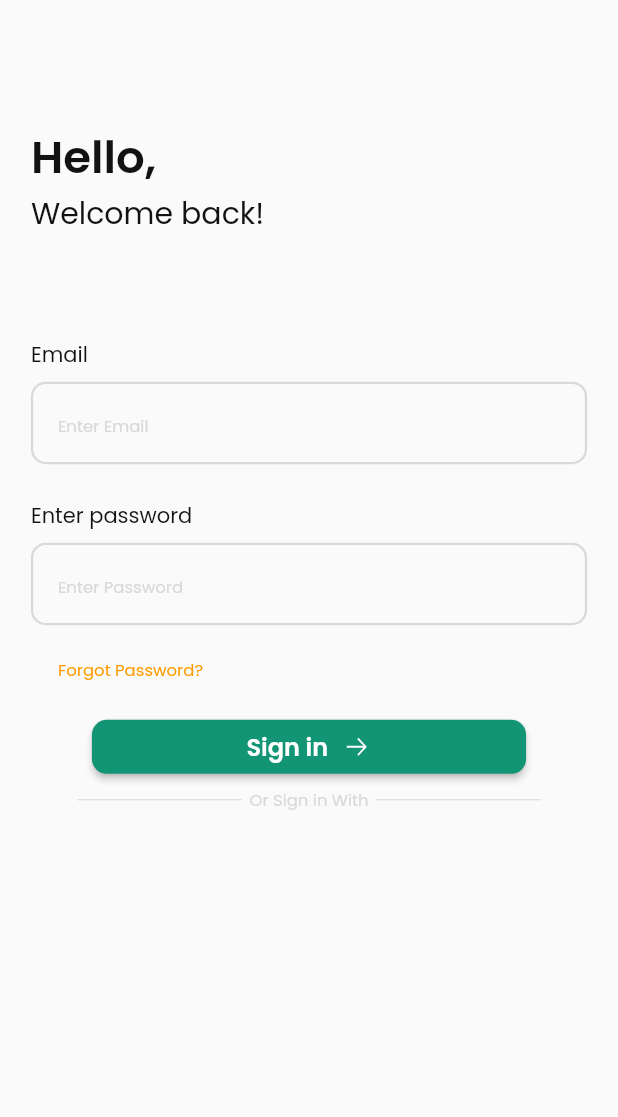
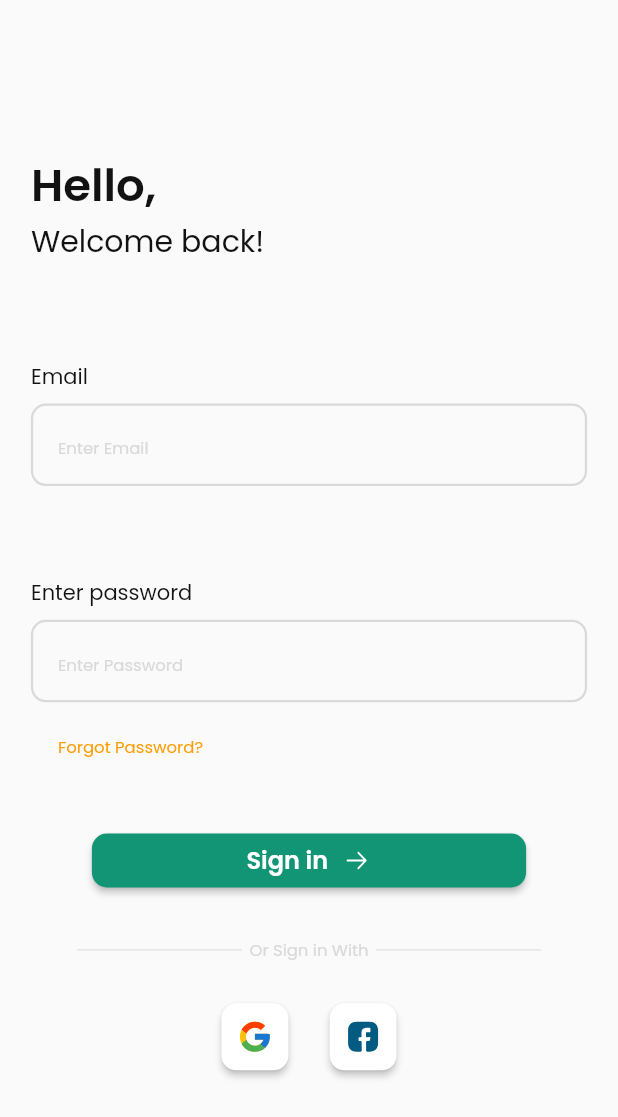
Before and after one commit to n0dustoll3ns/recipe_app, a Flutter app: the screen it shows after launch, after a tap on "Start cooking", on a phone screen of 412 x 824 dp. Shown: the top 1117 px of the screen. Run offline on Flutter 3.47's test engine with Material 2 defaults, Android fonts, the phone set to English and light mode, and no system bars; our stand-ins replace flutter_svg, google_fonts.

Commit message:
icon buttons in sign in

```diff
--- a/lib/main.dart
+++ b/lib/main.dart
@@ -13,7 +13,6 @@ class RecipeApp extends StatelessWidget {
 
   @override
   Widget build(BuildContext context) {
-    SizeConfig(context);
     return MaterialApp(
       title: 'Flutter Demo',
       debugShowCheckedModeBanner: false,
@@ -22,8 +21,7 @@ class RecipeApp extends StatelessWidget {
           style: ElevatedButton.styleFrom(
               textStyle: GoogleFonts.poppins(
                   fontWeight: FontWeight.w600, fontSize: 16, letterSpacing: 0, color: Colors.white),
-              shape: RoundedRectangleBorder(borderRadius: BorderRadius.circular(10)),
-              padding: const EdgeInsets.symmetric(horizontal: 43, vertical: 11)),
+              shape: RoundedRectangleBorder(borderRadius: BorderRadius.circular(10))),
         ),
         inputDecorationTheme: InputDecorationTheme(
             contentPadding: EdgeInsets.symmetric(vertical: 15, horizontal: 18),
--- a/lib/presentation/screens/introduction.dart
+++ b/lib/presentation/screens/introduction.dart
@@ -3,6 +3,8 @@
 import 'package:flutter/material.dart';
 import 'package:flutter_svg/flutter_svg.dart';
 import 'package:recipe_app/presentation/screens/sign_in.dart';
+
+import '../../platform/size_config.dart';
 
 class Intro extends StatelessWidget {
   const Intro({super.key});
@@ -10,6 +12,8 @@ class Intro extends StatelessWidget {
   @override
   Widget build(BuildContext context) {
     const deviceHeightCoef = 0.86;
+    SizeConfig(context);
+
     return Scaffold(
       body: Stack(
         fit: StackFit.expand,
@@ -17,11 +21,15 @@ class Intro extends StatelessWidget {
           Image.asset('assets/images/intro.png', fit: BoxFit.cover),
           Column(
             children: [
+              SizedBox(height: SizeConfig.blockSizeVertical * 12.807),
               SizedBox(
-                height: MediaQuery.of(context).size.height / 12 * deviceHeightCoef,
-              ),
-              Image.asset(
-                'assets/icons/chefshat.png',
+                height: SizeConfig.blockSizeVertical * 9.72,
+                child: FittedBox(
+                  fit: BoxFit.fitHeight,
+                  child: Image.asset(
+                    'assets/icons/chefshat.png',
+                  ),
+                ),
               ),
               SizedBox(
                 height: MediaQuery.of(context).size.height * .017 * deviceHeightCoef,
@@ -30,9 +38,7 @@ class Intro extends StatelessWidget {
                 '100K+ Premium Recipe',
                 style: Theme.of(context).textTheme.titleMedium!.copyWith(color: Colors.white),
               ),
-              SizedBox(
-                height: MediaQuery.of(context).size.height * .243 * deviceHeightCoef,
-              ),
+              const Spacer(),
               Text(
                 'Get \nCooking',
                 maxLines: 2,
@@ -47,10 +53,12 @@ class Intro extends StatelessWidget {
                 'Simple way to find Tasty Recipe',
                 style: Theme.of(context).textTheme.bodyMedium!.copyWith(color: Colors.white),
               ),
-              SizedBox(
-                height: MediaQuery.of(context).size.height * .119 * deviceHeightCoef,
-              ),
+              SizedBox(height: SizeConfig.blockSizeVertical * 7.881),
               ElevatedButton(
+                  style: ElevatedButton.styleFrom(
+                      padding: EdgeInsets.symmetric(
+                          vertical: SizeConfig.blockSizeVertical * 1.847,
+                          horizontal: SizeConfig.blockSizeHorizontal * 13.333)),
                   onPressed: () {
                     Navigator.pushReplacement(
                         context, MaterialPageRoute(builder: (BuildContext context) => const SignIn()));
@@ -64,7 +72,8 @@ class Intro extends StatelessWidget {
                       ),
                       SvgPicture.asset('assets/icons/arrow-right.svg'),
                     ],
-                  ))
+                  )),
+              SizedBox(height: SizeConfig.blockSizeVertical * 10.345),
             ],
           ),
         ],
--- a/lib/presentation/screens/sign_in.dart
+++ b/lib/presentation/screens/sign_in.dart
@@ -1,6 +1,7 @@
 import 'package:flutter/material.dart';
 import 'package:flutter_svg/svg.dart';
 import 'package:google_fonts/google_fonts.dart';
+import 'package:recipe_app/platform/size_config.dart';
 
 class SignIn extends StatelessWidget {
   const SignIn({super.key});
@@ -13,8 +14,8 @@ class SignIn extends StatelessWidget {
         child: Column(
           crossAxisAlignment: CrossAxisAlignment.start,
           children: [
-            SizedBox(
-              height: MediaQuery.of(context).size.height * .1,
+            Spacer(
+              flex: 11,
             ),
             Text('Hello,',
                 style: GoogleFonts.poppins(
@@ -28,9 +29,7 @@ class SignIn extends StatelessWidget {
                     fontSize: 20,
                     letterSpacing: 0,
                     color: const Color(0xFF121212))),
-            SizedBox(
-              height: MediaQuery.of(context).size.height / 12,
-            ),
+            Spacer(flex: 7),
             Text(
               'Email',
               style: Theme.of(context).textTheme.bodySmall!.copyWith(color: const Color(0xFF121212)),
@@ -41,6 +40,7 @@ class SignIn extends StatelessWidget {
             TextFormField(
               decoration: const InputDecoration(hintText: 'Enter Email'),
             ),
+            Spacer(flex: 4),
             const SizedBox(
               height: 24,
             ),
@@ -72,9 +72,7 @@ class SignIn extends StatelessWidget {
                 ),
               ),
             ),
-            SizedBox(
-              height: MediaQuery.of(context).size.height / 250,
-            ),
+            Spacer(flex: 3),
             Center(
               child: ElevatedButton(
                   style: ElevatedButton.styleFrom(
@@ -94,9 +92,7 @@ class SignIn extends StatelessWidget {
                     ],
                   )),
             ),
-            SizedBox(
-              height: MediaQuery.of(context).size.height / 250,
-            ),
+            Spacer(flex: 3),
             Center(
               child: Row(
                 mainAxisSize: MainAxisSize.min,
@@ -123,6 +119,40 @@ class SignIn extends StatelessWidget {
                 ],
               ),
             ),
+            Spacer(flex: 3),
+            Center(
+              child: Row(
+                mainAxisSize: MainAxisSize.min,
+                children: [
+                  SizedBox(
+                    height: SizeConfig.blockSizeVertical * 5.418,
+                    child: AspectRatio(
+                      aspectRatio: 1,
+                      child: ElevatedButton(
+                        style: ElevatedButton.styleFrom(
+                            backgroundColor: Colors.white,
+                            padding: EdgeInsets.all(SizeConfig.blockSizeHorizontal * 0.667)),
+                        onPressed: () {},
+                        child: SvgPicture.asset('assets/icons/google_logo.svg'),
+                      ),
+                    ),
+                  ),
+                  SizedBox(width: SizeConfig.blockSizeHorizontal * 6.67),
+                  SizedBox(
+                      height: SizeConfig.blockSizeVertical * 5.418,
+                      child: AspectRatio(
+                        aspectRatio: 1,
+                        child: ElevatedButton(
+                            style: ElevatedButton.styleFrom(
+                                backgroundColor: Colors.white,
+                                padding: EdgeInsets.all(SizeConfig.blockSizeHorizontal * 0.667)),
+                            onPressed: () {},
+                            child: SvgPicture.asset('assets/icons/facebook_logo.svg')),
+                      )),
+                ],
+              ),
+            ),
+            Spacer(flex: 12),
           ],
         ),
       ),
--- a/pubspec.yaml
+++ b/pubspec.yaml
@@ -26,5 +26,7 @@ flutter:
     - assets/images/intro.png
     - assets/icons/chefshat.png
     - assets/icons/arrow-right.svg
+    - assets/icons/google_logo.svg
+    - assets/icons/facebook_logo.svg
 
   uses-material-design: true
```
Also changed, not shown: assets/icons/facebook_logo.svg (added), assets/icons/google_logo.svg (added).
